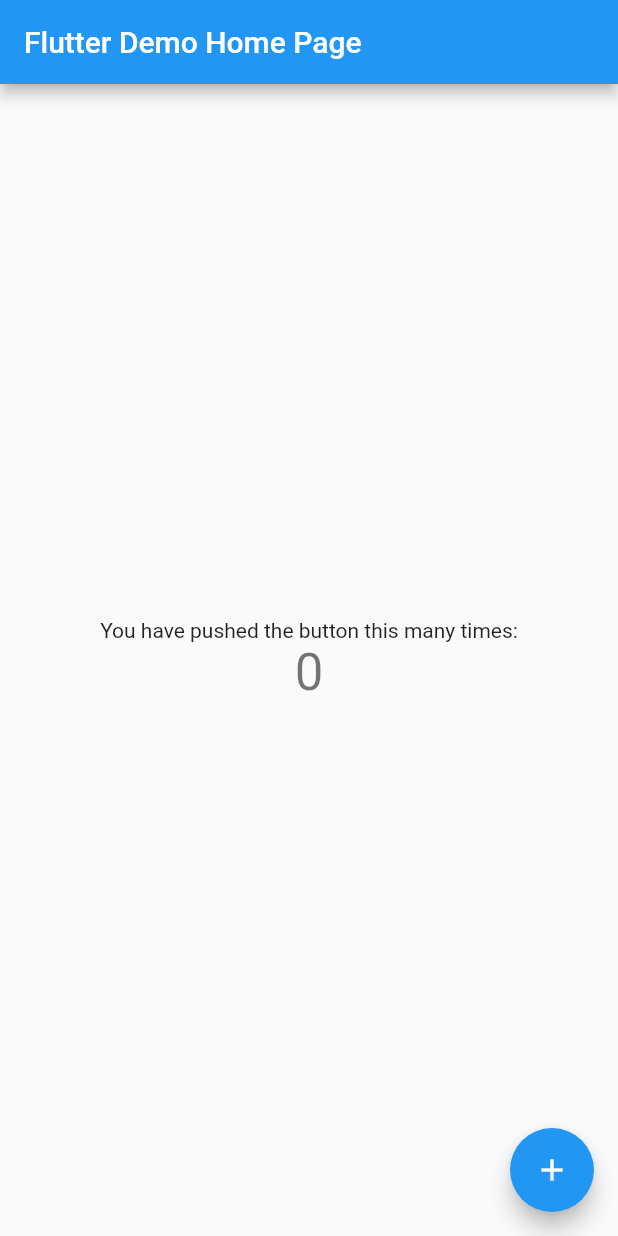
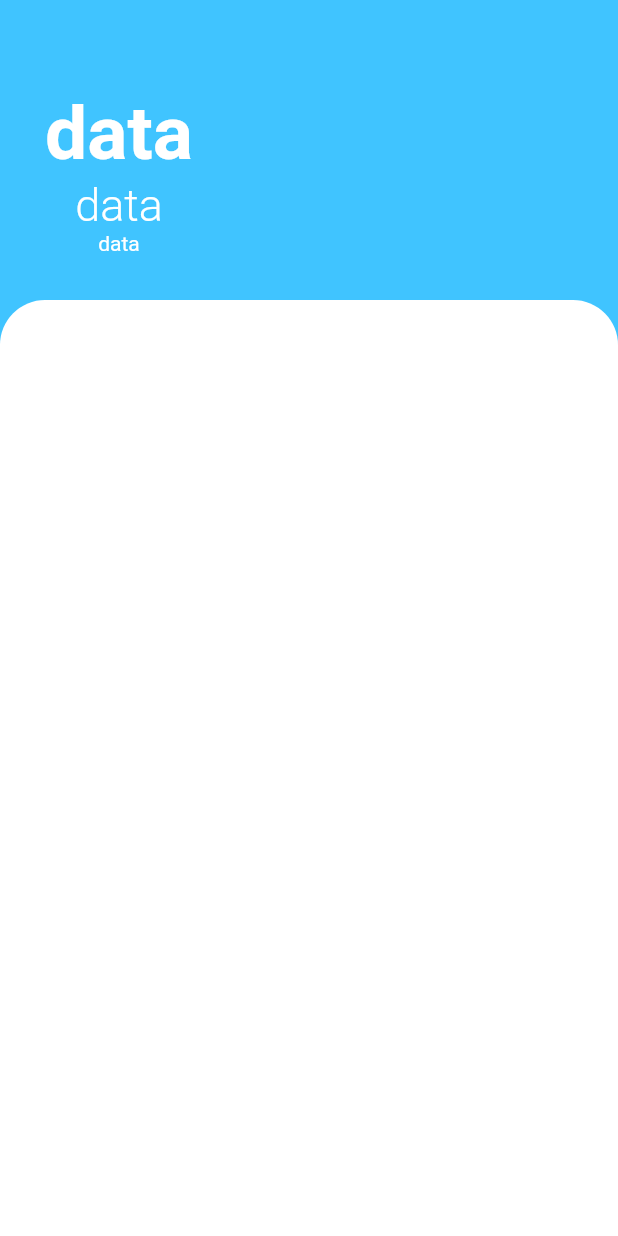
Before and after one commit to YouYiShan1248/todolist_flutter, a Flutter app: the screen it shows after launch, on a phone screen of 412 x 824 dp. Run offline on Flutter 3.47's test engine with Material 2 defaults, Android fonts, the phone set to English and light mode, and no system bars; our stand-ins replace dio, geolocator.

Commit message:
update todolistApp

```diff
--- a/lib/main.dart
+++ b/lib/main.dart
@@ -1,4 +1,7 @@
 import 'package:flutter/material.dart';
+import 'package:provider/provider.dart';
+import 'package:todolist_flutter/models/task_data.dart';
+import 'package:todolist_flutter/views/tasks_page.dart';
 
 void main() {
   runApp(const MyApp());
@@ -7,109 +10,13 @@ void main() {
 class MyApp extends StatelessWidget {
   const MyApp({Key? key}) : super(key: key);
 
-  // This widget is the root of your application.
   @override
   Widget build(BuildContext context) {
-    return MaterialApp(
-      title: 'Flutter Demo',
-      theme: ThemeData(
-        // This is the theme of your application.
-        //
-        // Try running your application with "flutter run". You'll see the
-        // application has a blue toolbar. Then, without quitting the app, try
-        // changing the primarySwatch below to Colors.green and then invoke
-        // "hot reload" (press "r" in the console where you ran "flutter run",
-        // or simply save your changes to "hot reload" in a Flutter IDE).
-        // Notice that the counter didn't reset back to zero; the application
-        // is not restarted.
-        primarySwatch: Colors.blue,
+    return ChangeNotifierProvider(
+      create: (BuildContext context)=>TaskData(),
+      child: MaterialApp(
+        home: TasksPage(),
       ),
-      home: const MyHomePage(title: 'Flutter Demo Home Page'),
     );
   }
 }
-
-class MyHomePage extends StatefulWidget {
-  const MyHomePage({Key? key, required this.title}) : super(key: key);
-
-  // This widget is the home page of your application. It is stateful, meaning
-  // that it has a State object (defined below) that contains fields that affect
-  // how it looks.
-
-  // This class is the configuration for the state. It holds the values (in this
-  // case the title) provided by the parent (in this case the App widget) and
-  // used by the build method of the State. Fields in a Widget subclass are
-  // always marked "final".
-
-  final String title;
-
-  @override
-  State<MyHomePage> createState() => _MyHomePageState();
-}
-
-class _MyHomePageState extends State<MyHomePage> {
-  int _counter = 0;
-
-  void _incrementCounter() {
-    setState(() {
-      // This call to setState tells the Flutter framework that something has
-      // changed in this State, which causes it to rerun the build method below
-      // so that the display can reflect the updated values. If we changed
-      // _counter without calling setState(), then the build method would not be
-      // called again, and so nothing would appear to happen.
-      _counter++;
-    });
-  }
-
-  @override
-  Widget build(BuildContext context) {
-    // This method is rerun every time setState is called, for instance as done
-    // by the _incrementCounter method above.
-    //
-    // The Flutter framework has been optimized to make rerunning build methods
-    // fast, so that you can just rebuild anything that needs updating rather
-    // than having to individually change instances of widgets.
-    return Scaffold(
-      appBar: AppBar(
-        // Here we take the value from the MyHomePage object that was created by
-        // the App.build method, and use it to set our appbar title.
-        title: Text(widget.title),
-      ),
-      body: Center(
-        // Center is a layout widget. It takes a single child and positions it
-        // in the middle of the parent.
-        child: Column(
-          // Column is also a layout widget. It takes a list of children and
-          // arranges them vertically. By default, it sizes itself to fit its
-          // children horizontally, and tries to be as tall as its parent.
-          //
-          // Invoke "debug painting" (press "p" in the console, choose the
-          // "Toggle Debug Paint" action from the Flutter Inspector in Android
-          // Studio, or the "Toggle Debug Paint" command in Visual Studio Code)
-          // to see the wireframe for each widget.
-          //
-          // Column has various properties to control how it sizes itself and
-          // how it positions its children. Here we use mainAxisAlignment to
-          // center the children vertically; the main axis here is the vertical
-          // axis because Columns are vertical (the cross axis would be
-          // horizontal).
-          mainAxisAlignment: MainAxisAlignment.center,
-          children: <Widget>[
-            const Text(
-              'You have pushed the button this many times:',
-            ),
-            Text(
-              '$_counter',
-              style: Theme.of(context).textTheme.headline4,
-            ),
-          ],
-        ),
-      ),
-      floatingActionButton: FloatingActionButton(
-        onPressed: _incrementCounter,
-        tooltip: 'Increment',
-        child: const Icon(Icons.add),
-      ), // This trailing comma makes auto-formatting nicer for build methods.
-    );
-  }
-}
--- /dev/null
+++ b/lib/models/task_data.dart
@@ -0,0 +1,8 @@
+import 'package:flutter/material.dart';
+
+class TaskData extends ChangeNotifier{
+
+
+
+
+}
--- /dev/null
+++ b/lib/views/tasks_page.dart
@@ -0,0 +1,61 @@
+import 'package:flutter/material.dart';
+
+import '../widgets/tasks_list.dart';
+
+class TasksPage extends StatelessWidget {
+  final locationWeather;
+
+  const TasksPage({Key? key, this.locationWeather}) : super(key: key);
+
+  @override
+  Widget build(BuildContext context) {
+    return Scaffold(
+      backgroundColor: Colors.lightBlueAccent,
+      body: Column(
+        crossAxisAlignment: CrossAxisAlignment.start,
+        children: [
+          Container(
+            padding: EdgeInsets.only(
+                top: 60.0, left: 30.0, right: 30.0, bottom: 30.0),
+            child: Column(
+              children: [
+                Text(
+                  'data',
+                  style: TextStyle(
+                      color: Colors.white,
+                      fontSize: 50.0,
+                      fontWeight: FontWeight.w700),
+                ),
+                Text(
+                  'data',
+                  style: TextStyle(
+                      color: Colors.white,
+                      fontSize: 30.0,
+                      fontWeight: FontWeight.w300),
+                ),
+                Text(
+                  'data',
+                  style: TextStyle(
+                    color: Colors.white,
+                  ),
+                ),
+              ],
+            ),
+          ),
+          Expanded(
+            child: Container(
+              decoration: BoxDecoration(
+                color: Colors.white,
+                borderRadius: BorderRadius.only(
+                  topLeft: Radius.circular(30.0),
+                  topRight: Radius.circular(30.0),
+                ),
+              ),
+              child: TasksList(),
+            ),
+          ),
+        ],
+      ),
+    );
+  }
+}
--- /dev/null
+++ b/lib/widgets/tasks_list.dart
@@ -0,0 +1,9 @@
+import 'package:flutter/material.dart';
+class TasksList extends StatelessWidget {
+  const TasksList({Key? key}) : super(key: key);
+
+  @override
+  Widget build(BuildContext context) {
+    return Container();
+  }
+}
--- a/pubspec.yaml
+++ b/pubspec.yaml
@@ -29,6 +29,9 @@ environment:
 dependencies:
   flutter:
     sdk: flutter
+  provider: ^6.0.3
+  geolocator: ^9.0.1
+  dio: ^4.0.6
 
 
   # The following adds the Cupertino Icons font to your application.
```
Also changed, not shown: lib/controller/loation.dart (added, +17 -0 lines), lib/models/weather_data.dart (added, +23 -0 lines), lib/views/loading_page.dart (added, +37 -0 lines), pubspec.lock, 2 other files.
